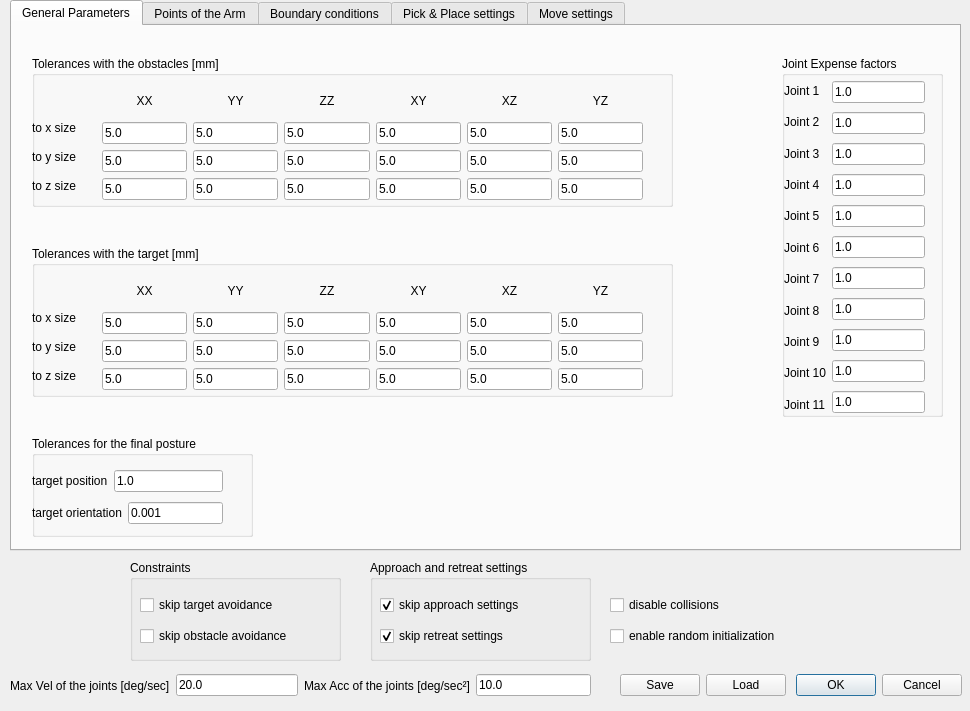
Before: the Qt Designer form ui/toldialoghump.ui in JoaoQPereira/motion_manager, drawn with Qt 5.
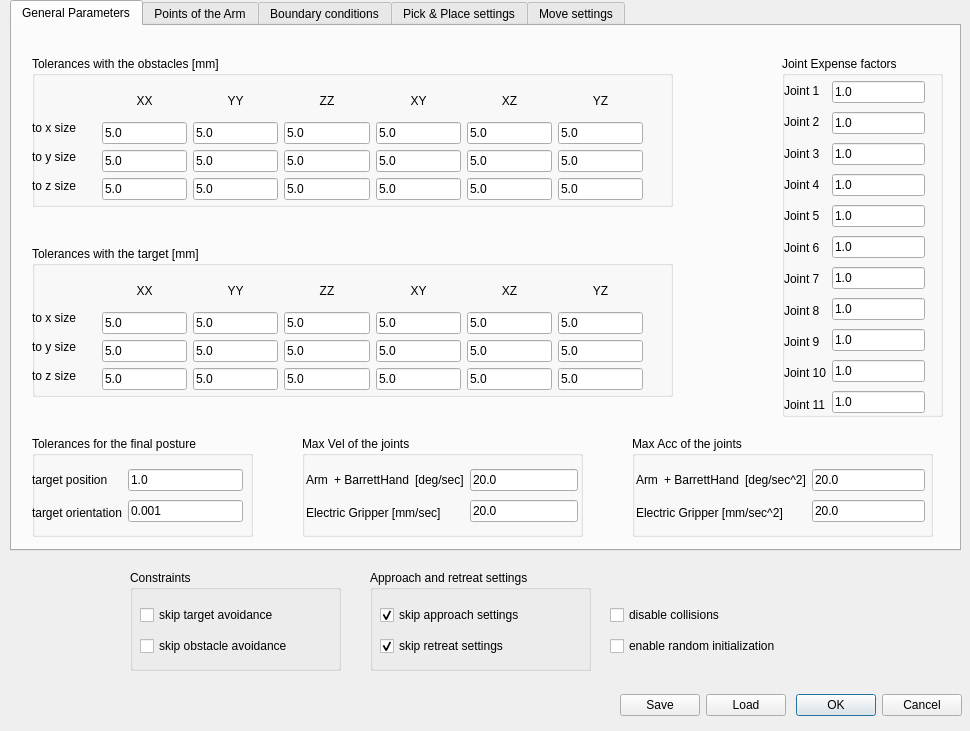
After: the same form once the commit is applied.

Commit message: Generalization to the electric gripper

What changed in the file:
```diff
--- a/ui/toldialoghump.ui
+++ b/ui/toldialoghump.ui
@@ -7,7 +7,7 @@
     <x>0</x>
     <y>0</y>
     <width>970</width>
-    <height>711</height>
+    <height>731</height>
    </rect>
   </property>
   <property name="windowTitle">
@@ -17,7 +17,7 @@
    <property name="geometry">
     <rect>
      <x>130</x>
-     <y>560</y>
+     <y>570</y>
      <width>211</width>
      <height>101</height>
     </rect>
@@ -808,13 +808,13 @@
        <rect>
         <x>0</x>
         <y>30</y>
-        <width>191</width>
-        <height>62</height>
+        <width>211</width>
+        <height>60</height>
        </rect>
       </property>
-      <layout class="QVBoxLayout" name="verticalLayout_23">
+      <layout class="QHBoxLayout" name="horizontalLayout_11">
        <item>
-        <layout class="QHBoxLayout" name="horizontalLayout_11">
+        <layout class="QVBoxLayout" name="verticalLayout_23">
          <item>
           <widget class="QLabel" name="label_32">
            <property name="text">
@@ -823,23 +823,23 @@
           </widget>
          </item>
          <item>
-          <widget class="QLineEdit" name="lineEdit_tar_pos">
-           <property name="text">
-            <string>1.0</string>
-           </property>
-          </widget>
-         </item>
-        </layout>
-       </item>
-       <item>
-        <layout class="QHBoxLayout" name="horizontalLayout_12">
-         <item>
           <widget class="QLabel" name="label_40">
            <property name="text">
             <string>target orientation</string>
            </property>
           </widget>
          </item>
+        </layout>
+       </item>
+       <item>
+        <layout class="QVBoxLayout" name="verticalLayout_42">
+         <item>
+          <widget class="QLineEdit" name="lineEdit_tar_pos">
+           <property name="text">
+            <string>1.0</string>
+           </property>
+          </widget>
+         </item>
          <item>
           <widget class="QLineEdit" name="lineEdit_tar_or">
            <property name="text">
@@ -852,6 +852,164 @@
       </layout>
      </widget>
     </widget>
+    <widget class="QGroupBox" name="groupBox_vel_joints">
+     <property name="geometry">
+      <rect>
+       <x>290</x>
+       <y>410</y>
+       <width>281</width>
+       <height>101</height>
+      </rect>
+     </property>
+     <property name="title">
+      <string>Max Vel of the joints</string>
+     </property>
+     <widget class="QWidget" name="layoutWidget">
+      <property name="geometry">
+       <rect>
+        <x>4</x>
+        <y>30</y>
+        <width>272</width>
+        <height>60</height>
+       </rect>
+      </property>
+      <layout class="QHBoxLayout" name="horizontalLayout_2">
+       <item>
+        <layout class="QVBoxLayout" name="verticalLayout_30">
+         <item>
+          <layout class="QHBoxLayout" name="horizontalLayout">
+           <item>
+            <widget class="QLabel" name="label_44">
+             <property name="text">
+              <string>Arm</string>
+             </property>
+            </widget>
+           </item>
+           <item>
+            <widget class="QLabel" name="label_w_max_barrett">
+             <property name="text">
+              <string>+ BarrettHand</string>
+             </property>
+            </widget>
+           </item>
+           <item>
+            <widget class="QLabel" name="label_124">
+             <property name="text">
+              <string>[deg/sec]</string>
+             </property>
+            </widget>
+           </item>
+          </layout>
+         </item>
+         <item>
+          <widget class="QLabel" name="label_w_max_gripper">
+           <property name="text">
+            <string>Electric Gripper [mm/sec]</string>
+           </property>
+          </widget>
+         </item>
+        </layout>
+       </item>
+       <item>
+        <layout class="QVBoxLayout" name="verticalLayout_39">
+         <item>
+          <widget class="QLineEdit" name="lineEdit_w_max">
+           <property name="text">
+            <string>20.0</string>
+           </property>
+          </widget>
+         </item>
+         <item>
+          <widget class="QLineEdit" name="lineEdit_w_max_gripper">
+           <property name="text">
+            <string>20.0</string>
+           </property>
+          </widget>
+         </item>
+        </layout>
+       </item>
+      </layout>
+     </widget>
+    </widget>
+    <widget class="QGroupBox" name="groupBox_aplha_joints">
+     <property name="geometry">
+      <rect>
+       <x>620</x>
+       <y>410</y>
+       <width>301</width>
+       <height>101</height>
+      </rect>
+     </property>
+     <property name="title">
+      <string>Max Acc of the joints</string>
+     </property>
+     <widget class="QWidget" name="layoutWidget_5">
+      <property name="geometry">
+       <rect>
+        <x>4</x>
+        <y>30</y>
+        <width>289</width>
+        <height>60</height>
+       </rect>
+      </property>
+      <layout class="QHBoxLayout" name="horizontalLayout_5">
+       <item>
+        <layout class="QVBoxLayout" name="verticalLayout_40">
+         <item>
+          <layout class="QHBoxLayout" name="horizontalLayout_40">
+           <item>
+            <widget class="QLabel" name="label_125">
+             <property name="text">
+              <string>Arm</string>
+             </property>
+            </widget>
+           </item>
+           <item>
+            <widget class="QLabel" name="label_alpha_max_barrett">
+             <property name="text">
+              <string>+ BarrettHand</string>
+             </property>
+            </widget>
+           </item>
+           <item>
+            <widget class="QLabel" name="label_127">
+             <property name="text">
+              <string>[deg/sec^2]</string>
+             </property>
+            </widget>
+           </item>
+          </layout>
+         </item>
+         <item>
+          <widget class="QLabel" name="label_alpha_max_gripper">
+           <property name="text">
+            <string>Electric Gripper [mm/sec^2]</string>
+           </property>
+          </widget>
+         </item>
+        </layout>
+       </item>
+       <item>
+        <layout class="QVBoxLayout" name="verticalLayout_41">
+         <item>
+          <widget class="QLineEdit" name="lineEdit_alpha_max">
+           <property name="text">
+            <string>20.0</string>
+           </property>
+          </widget>
+         </item>
+         <item>
+          <widget class="QLineEdit" name="lineEdit_alpha_max_gripper">
+           <property name="text">
+            <string>20.0</string>
+           </property>
+          </widget>
+         </item>
+        </layout>
+       </item>
+      </layout>
+     </widget>
+    </widget>
    </widget>
    <widget class="QWidget" name="tab_huml_points_of_arm">
     <attribute name="title">
@@ -3448,7 +3606,7 @@
    <property name="geometry">
     <rect>
      <x>370</x>
-     <y>560</y>
+     <y>570</y>
      <width>221</width>
      <height>101</height>
     </rect>
@@ -3492,8 +3650,62 @@
   <widget class="QWidget" name="layoutWidget">
    <property name="geometry">
     <rect>
+     <x>0</x>
+     <y>0</y>
+     <width>2</width>
+     <height>2</height>
+    </rect>
+   </property>
+   <layout class="QVBoxLayout" name="verticalLayout_8"/>
+  </widget>
+  <widget class="QWidget" name="layoutWidget">
+   <property name="geometry">
+    <rect>
+     <x>0</x>
+     <y>0</y>
+     <width>2</width>
+     <height>2</height>
+    </rect>
+   </property>
+   <layout class="QHBoxLayout" name="horizontalLayout_8"/>
+  </widget>
+  <widget class="QWidget" name="layoutWidget">
+   <property name="geometry">
+    <rect>
+     <x>610</x>
+     <y>600</y>
+     <width>221</width>
+     <height>61</height>
+    </rect>
+   </property>
+   <layout class="QVBoxLayout" name="verticalLayout_27">
+    <item>
+     <widget class="QCheckBox" name="checkBox_coll">
+      <property name="text">
+       <string>disable collisions</string>
+      </property>
+      <property name="checked">
+       <bool>false</bool>
+      </property>
+     </widget>
+    </item>
+    <item>
+     <widget class="QCheckBox" name="checkBox_rand_init">
+      <property name="text">
+       <string>enable random initialization</string>
+      </property>
+      <property name="checked">
+       <bool>false</bool>
+      </property>
+     </widget>
+    </item>
+   </layout>
+  </widget>
+  <widget class="QWidget" name="layoutWidget_6">
+   <property name="geometry">
+    <rect>
      <x>620</x>
-     <y>660</y>
+     <y>680</y>
      <width>342</width>
      <height>51</height>
     </rect>
@@ -3519,6 +3731,9 @@
     </item>
     <item>
      <widget class="QDialogButtonBox" name="buttonBox">
+      <property name="enabled">
+       <bool>true</bool>
+      </property>
       <property name="orientation">
        <enum>Qt::Horizontal</enum>
       </property>
@@ -3529,110 +3744,6 @@
     </item>
    </layout>
   </widget>
-  <widget class="QWidget" name="layoutWidget">
-   <property name="geometry">
-    <rect>
-     <x>10</x>
-     <y>660</y>
-     <width>581</width>
-     <height>51</height>
-    </rect>
-   </property>
-   <layout class="QHBoxLayout" name="horizontalLayout_5">
-    <item>
-     <layout class="QHBoxLayout" name="horizontalLayout">
-      <item>
-       <widget class="QLabel" name="label_41">
-        <property name="text">
-         <string>Max Vel of the joints [deg/sec]</string>
-        </property>
-       </widget>
-      </item>
-      <item>
-       <widget class="QLineEdit" name="lineEdit_w_max">
-        <property name="text">
-         <string>20.0</string>
-        </property>
-       </widget>
-      </item>
-     </layout>
-    </item>
-    <item>
-     <layout class="QHBoxLayout" name="horizontalLayout_2">
-      <item>
-       <widget class="QLabel" name="label_42">
-        <property name="text">
-         <string>Max Acc of the joints [deg/sec²]</string>
-        </property>
-       </widget>
-      </item>
-      <item>
-       <widget class="QLineEdit" name="lineEdit_alpha_max">
-        <property name="text">
-         <string>10.0</string>
-        </property>
-       </widget>
-      </item>
-     </layout>
-    </item>
-   </layout>
-  </widget>
-  <widget class="QWidget" name="layoutWidget">
-   <property name="geometry">
-    <rect>
-     <x>0</x>
-     <y>0</y>
-     <width>2</width>
-     <height>2</height>
-    </rect>
-   </property>
-   <layout class="QVBoxLayout" name="verticalLayout_8"/>
-  </widget>
-  <widget class="QWidget" name="layoutWidget">
-   <property name="geometry">
-    <rect>
-     <x>0</x>
-     <y>0</y>
-     <width>2</width>
-     <height>2</height>
-    </rect>
-   </property>
-   <layout class="QHBoxLayout" name="horizontalLayout_8"/>
-  </widget>
-  <widget class="QWidget" name="layoutWidget">
-   <property name="geometry">
-    <rect>
-     <x>610</x>
-     <y>590</y>
-     <width>221</width>
-     <height>61</height>
-    </rect>
-   </property>
-   <layout class="QVBoxLayout" name="verticalLayout_27">
-    <item>
-     <widget class="QCheckBox" name="checkBox_coll">
-      <property name="text">
-       <string>disable collisions</string>
-      </property>
-      <property name="checked">
-       <bool>false</bool>
-      </property>
-     </widget>
-    </item>
-    <item>
-     <widget class="QCheckBox" name="checkBox_rand_init">
-      <property name="text">
-       <string>enable random initialization</string>
-      </property>
-      <property name="checked">
-       <bool>false</bool>
-      </property>
-     </widget>
-    </item>
-   </layout>
-  </widget>
-  <zorder>layoutWidget</zorder>
-  <zorder>layoutWidget</zorder>
   <zorder>layoutWidget</zorder>
   <zorder>layoutWidget</zorder>
   <zorder>layoutWidget</zorder>
```
Left out of the diff: 17 changed lines with no effect on the pictures. The commit also changes 49 other files.
